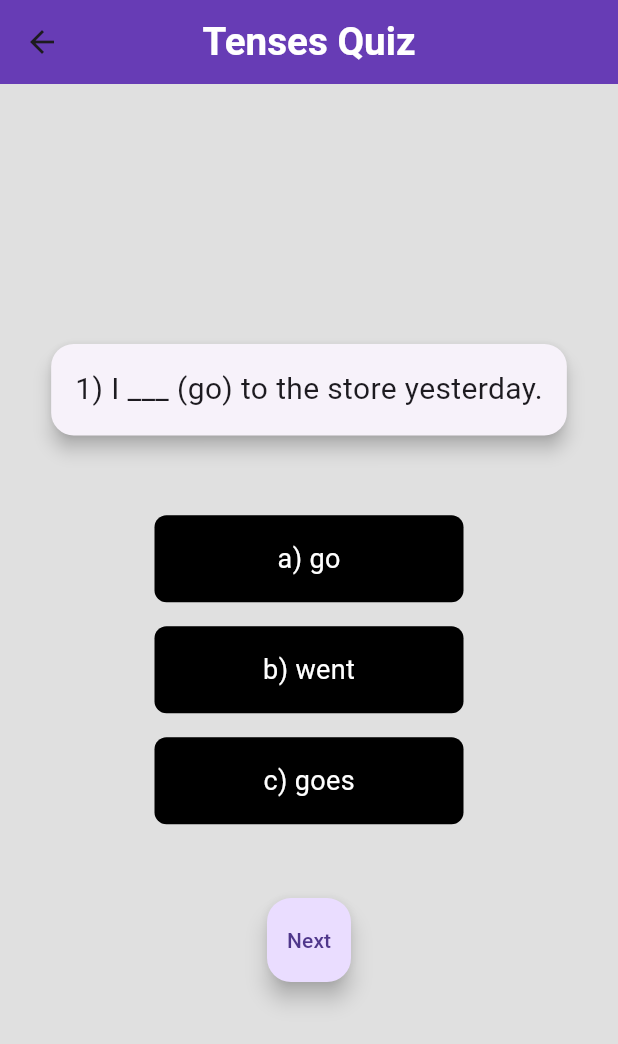
After one commit to Hassan9865/English-Learning-App, a Flutter app: the TensequizView screen opened by its route, on a phone screen of 412 x 824 dp. The commit adds this screen. Shown: the top 1044 px of the screen. Run offline on Flutter 3.47's test engine with Material 3 defaults, Android fonts, the phone set to English and light mode, and no system bars; our stand-ins replace persistent_bottom_nav_bar, stacked, stacked_services, stacked_shared.

Commit message:
tese quiz

```diff
--- a/lib/app/app.dart
+++ b/lib/app/app.dart
@@ -1,6 +1,7 @@
 import 'package:eng_learning_app/view/Login%20view/login_view.dart';
 import 'package:eng_learning_app/view/Quiz/basic_quiz/basic_quiz_view.dart';
 import 'package:eng_learning_app/view/Quiz/modal_quiz/modalQuiz_view.dart';
+import 'package:eng_learning_app/view/Quiz/tense_quiz/tenseQuiz_view.dart';
 import 'package:eng_learning_app/view/Splash%20view/splash_view.dart';
 import 'package:eng_learning_app/view/bottom_NavBar/bottom_NavBar_view.dart';
 import 'package:eng_learning_app/view/chats/chats_view.dart';
@@ -27,6 +28,7 @@ import 'package:stacked_services/stacked_services.dart';
   MaterialRoute(page: BasicQuizView),
   MaterialRoute(page: ChattingView),
   MaterialRoute(page: ModalquizView),
+  MaterialRoute(page: TensequizView),
 ], dependencies: [
   Singleton(classType: NavigationService)
 ])
--- /dev/null
+++ b/lib/view/Quiz/tense_quiz/tenseQuiz_view.dart
@@ -0,0 +1,98 @@
+import 'package:eng_learning_app/components/optionButton.dart';
+import 'package:eng_learning_app/list/tenseQuiz_list.dart';
+import 'package:eng_learning_app/view/Quiz/tense_quiz/tenseQuiz_viewModel.dart';
+import 'package:flutter/material.dart';
+import 'package:stacked/stacked.dart';
+
+class TensequizView extends StatelessWidget {
+  const TensequizView({super.key});
+
+  @override
+  Widget build(BuildContext context) {
+    return ViewModelBuilder.reactive(
+        viewModelBuilder: () => TensequizViewmodel(),
+        builder: (context, TensequizViewmodel viewModel, child) {
+          final currentQuiz = tenseQuiz[viewModel.currentQuestionIndex];
+          final correctAnswerIndex = currentQuiz.correctAnswerIndex;
+          return Scaffold(
+            backgroundColor: Colors.grey[300],
+            appBar: AppBar(
+              centerTitle: true,
+              title: Text(
+                "Tenses Quiz",
+                style: TextStyle(
+                  fontWeight: FontWeight.bold,
+                  fontSize: MediaQuery.of(context).size.width / 16,
+                  color: Colors.white,
+                ),
+              ),
+              backgroundColor: Colors.deepPurple,
+              elevation: 4,
+              // leading: Icon(Icons.menu, color: Colors.white),
+            ),
+            body: Center(
+              child: Column(
+                mainAxisAlignment: MainAxisAlignment.center,
+                children: [
+                  // Question card
+                  Card(
+                    shape: RoundedRectangleBorder(
+                      borderRadius: BorderRadius.circular(15),
+                    ),
+                    elevation: 5,
+                    child: Container(
+                      padding: const EdgeInsets.all(16),
+                      child: Text(
+                        currentQuiz.ques,
+                        style: const TextStyle(fontSize: 20),
+                      ),
+                    ),
+                  ),
+                  SizedBox(height: MediaQuery.of(context).size.height / 20),
+
+                  // Option buttons
+                  for (int i = 0; i < 3; i++)
+                    Padding(
+                      padding: const EdgeInsets.all(8.0),
+                      child: OptionButton(
+                        text: i == 0
+                            ? currentQuiz.option1
+                            : i == 1
+                                ? currentQuiz.option2
+                                : currentQuiz.option3,
+                        color: viewModel.selectedOptionIndex == null
+                            ? Colors.black
+                            : viewModel.selectedOptionIndex == i &&
+                                    viewModel.isCorrect(i, correctAnswerIndex)
+                                ? Colors.lightBlue
+                                : viewModel.selectedOptionIndex == i
+                                    ? Colors.red
+                                    : viewModel.isCorrect(i, correctAnswerIndex)
+                                        ? Colors.lightBlue
+                                        : Colors.black,
+                        onTap: viewModel.answered
+                            ? null
+                            : () {
+                                viewModel.selectOption(i, correctAnswerIndex);
+                              },
+                      ),
+                    ),
+
+                  SizedBox(height: MediaQuery.of(context).size.height / 20),
+
+                  // Next button to move to the next question
+                  FloatingActionButton(
+                    onPressed: viewModel.answered
+                        ? () {
+                            viewModel.nextQuestion(context);
+                          }
+                        : null, // Disable until question is answered
+                    child: const Text("Next"),
+                  ),
+                ],
+              ),
+            ),
+          );
+        });
+  }
+}
--- a/lib/view/home/home_viewModel.dart
+++ b/lib/view/home/home_viewModel.dart
@@ -12,4 +12,8 @@ class HomeViewmodel extends BaseViewModel {
   navigateToModalQuiz() {
     navigationService.navigateToModalquizView();
   }
+
+  navigateToTenseQuiz() {
+    navigationService.navigateToTensequizView();
+  }
 }
```
Also changed, not shown: lib/app/app.router.dart (+57 -14 lines), lib/view/Quiz/tense_quiz/tenseQuiz_viewModel.dart (added, +36 -0 lines), lib/view/home/home_view.dart (+9 -4 lines).
